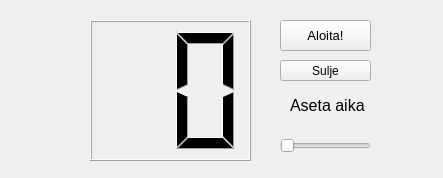
Before: the Qt Designer form main2.ui in ilkkayli/Timer, drawn with Qt 5.
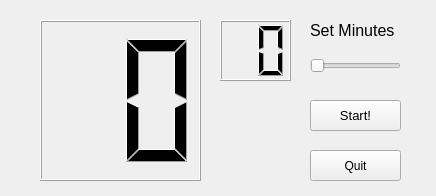
After: the same form once the commit is applied.

Commit message: Added display for seconds and refactored the UI layout.

Patch:
```diff
--- a/main2.ui
+++ b/main2.ui
@@ -6,8 +6,8 @@
    <rect>
     <x>0</x>
     <y>0</y>
-    <width>443</width>
-    <height>178</height>
+    <width>436</width>
+    <height>196</height>
    </rect>
   </property>
   <property name="focusPolicy">
@@ -22,10 +22,10 @@
   <widget class="QLCDNumber" name="lcdNumber">
    <property name="geometry">
     <rect>
-     <x>90</x>
+     <x>40</x>
      <y>20</y>
      <width>161</width>
-     <height>141</height>
+     <height>161</height>
     </rect>
    </property>
    <property name="font">
@@ -40,8 +40,8 @@
   <widget class="QPushButton" name="pushButton">
    <property name="geometry">
     <rect>
-     <x>280</x>
-     <y>20</y>
+     <x>310</x>
+     <y>100</y>
      <width>91</width>
      <height>31</height>
     </rect>
@@ -55,14 +55,14 @@
     <enum>Qt::NoFocus</enum>
    </property>
    <property name="text">
-    <string>Aloita!</string>
+    <string>Start!</string>
    </property>
   </widget>
   <widget class="QSlider" name="horizontalSlider">
    <property name="geometry">
     <rect>
-     <x>280</x>
-     <y>130</y>
+     <x>310</x>
+     <y>50</y>
      <width>91</width>
      <height>31</height>
     </rect>
@@ -80,25 +80,25 @@
   <widget class="QPushButton" name="pushButton_2">
    <property name="geometry">
     <rect>
-     <x>280</x>
-     <y>60</y>
+     <x>310</x>
+     <y>150</y>
      <width>91</width>
-     <height>21</height>
+     <height>31</height>
     </rect>
    </property>
    <property name="focusPolicy">
     <enum>Qt::NoFocus</enum>
    </property>
    <property name="text">
-    <string>Sulje</string>
+    <string>Quit</string>
    </property>
   </widget>
   <widget class="QLabel" name="label">
    <property name="geometry">
     <rect>
-     <x>290</x>
-     <y>95</y>
-     <width>81</width>
+     <x>310</x>
+     <y>20</y>
+     <width>111</width>
      <height>21</height>
     </rect>
    </property>
@@ -114,7 +114,25 @@
     <enum>Qt::LeftToRight</enum>
    </property>
    <property name="text">
-    <string>Aseta aika</string>
+    <string>Set Minutes</string>
+   </property>
+  </widget>
+  <widget class="QLCDNumber" name="lcdNumberSeconds">
+   <property name="geometry">
+    <rect>
+     <x>220</x>
+     <y>20</y>
+     <width>71</width>
+     <height>61</height>
+    </rect>
+   </property>
+   <property name="font">
+    <font>
+     <pointsize>26</pointsize>
+    </font>
+   </property>
+   <property name="digitCount">
+    <number>2</number>
    </property>
   </widget>
  </widget>
```
Left out of the diff: 8 changed lines with no effect on the pictures. The commit also changes 2 other files.
